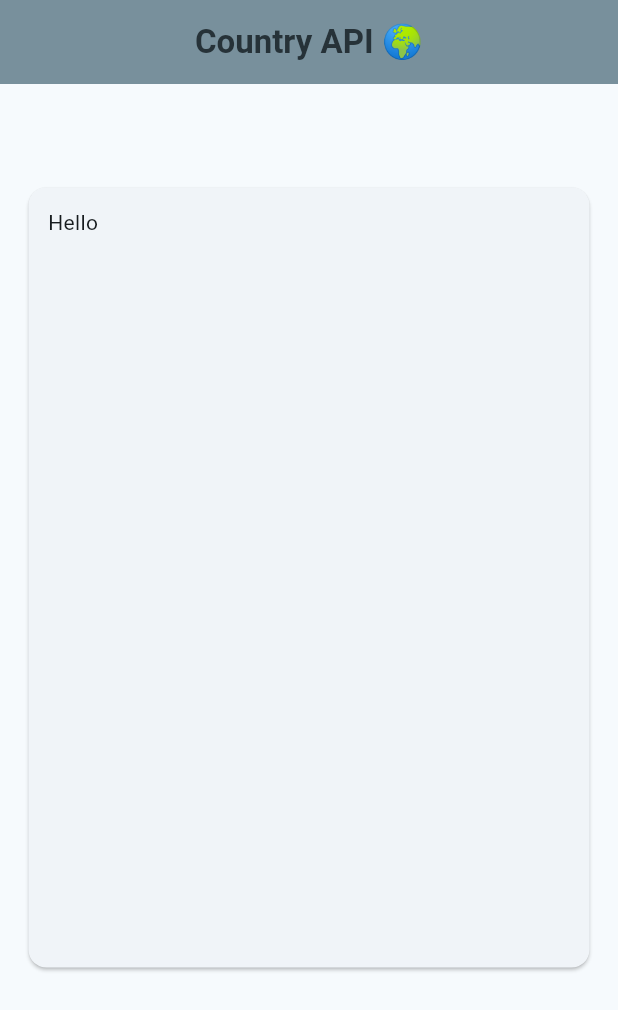
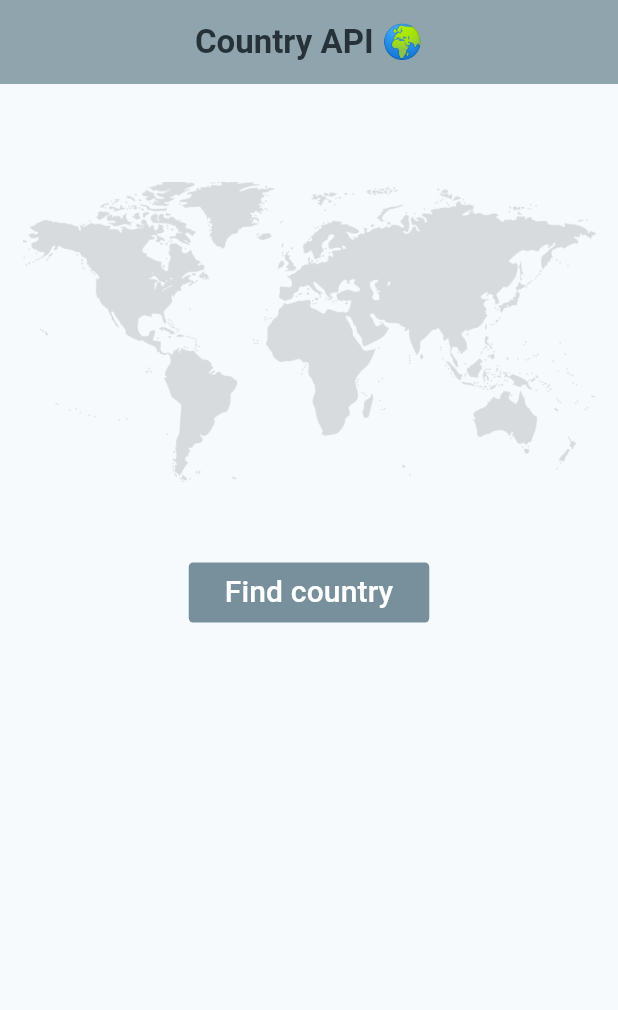
Before and after one commit to anastasiiaal/api_app_flutter, a Flutter app: the screen it shows after launch, on a phone screen of 412 x 824 dp. Shown: the top 1010 px of the screen. Run offline on Flutter 3.47's test engine with Material 3 defaults, Android fonts, the phone set to English and light mode, and no system bars.

Commit message:
add image & btn home page

```diff
--- a/lib/ui/home_page.dart
+++ b/lib/ui/home_page.dart
@@ -10,7 +10,7 @@ class HomePage extends StatelessWidget {
 
     return Scaffold(
       appBar: AppBar(
-        backgroundColor: Colors.blueGrey[400],
+        backgroundColor: Colors.blueGrey[300],
         title: Text('Country API 🌍', style: TextStyle(fontWeight: FontWeight.bold, color: Colors.blueGrey[900])),
         centerTitle: true,
       ),
@@ -20,28 +20,33 @@ class HomePage extends StatelessWidget {
             child: Column(
               children: [
                 const SizedBox(height: 50),
-                Card(
-                  child: Padding(
-                    padding: const EdgeInsets.all(5.0),
-                    child: SizedBox(
-                      width: containerWidth,
-                      height: 510,
-                      child: const Column(
-                        children: [
-                          Row(
-                              children: [
-                                Padding(
-                                  padding: EdgeInsets.all(8.0),
-                                  child: Text('Hello'),
-                                ),
-                              ]
-                          ),
-                          SizedBox(height: 16),
-                        ],
+                SizedBox(
+                  width: width - 30,
+                  height: 200,
+                  child: Image.asset(
+                    'images/world_map.png',
+                    fit: BoxFit.cover,
+                  ),
+                ),
+                const SizedBox(height: 50),
+                ElevatedButton(
+                  onPressed: null,
+                  //     () {
+                  //   Navigator.of(context).push(MaterialPageRoute(builder: (context) => const CountryPage()));
+                  // },
+                  style: ButtonStyle(
+                    backgroundColor: MaterialStatePropertyAll(Colors.blueGrey[400]),
+                    shape: MaterialStatePropertyAll(
+                      RoundedRectangleBorder(
+                        borderRadius: BorderRadius.circular(3.0),
                       ),
                     ),
                   ),
-                )
+                  child: const Text('Find country', style: TextStyle(
+                      color: Colors.white,
+                      fontSize: 20
+                  )),
+                ),
               ],
             ),
           )
--- a/pubspec.yaml
+++ b/pubspec.yaml
@@ -62,6 +62,8 @@ flutter:
   # assets:
   #   - images/a_dot_burr.jpeg
   #   - images/a_dot_ham.jpeg
+  assets:
+    - images/
 
   # An image asset can refer to one or more resolution-specific "variants", see
   # https://flutter.dev/assets-and-images/#resolution-aware
```
Also changed, not shown: images/world_map.png (added), images/world_map2.png (added).
